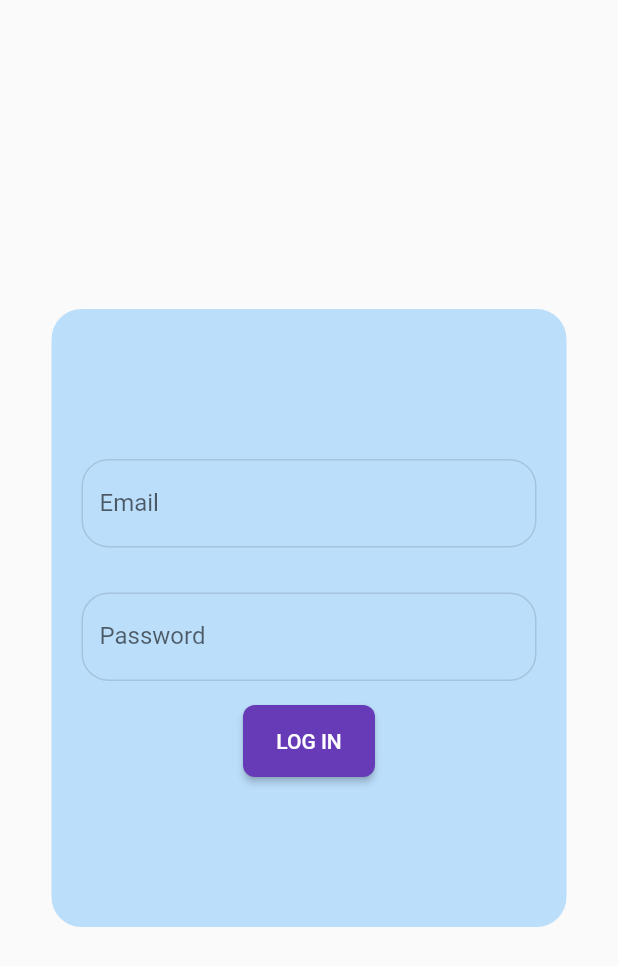
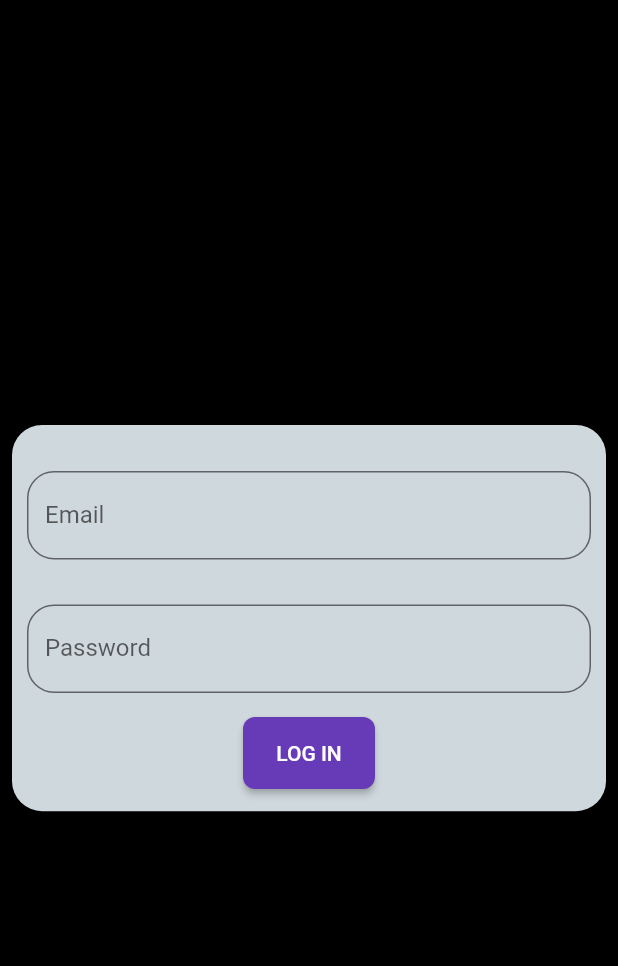
Before and after one commit to am-aakash/Authentication-with-bloc, a Flutter app: the screen it shows after launch, on a phone screen of 412 x 824 dp. Shown: the top 966 px of the screen. Run offline on Flutter 3.47's test engine with Material 2 defaults, Android fonts, the phone set to English and light mode, and no system bars; our stand-ins replace bloc, equatable, flutter_bloc, flutter_secure_storage.

Commit message:
UI improved

```diff
--- a/lib/screens/login.dart
+++ b/lib/screens/login.dart
@@ -8,9 +8,7 @@ class LoginPage extends StatelessWidget {
   @override
   Widget build(BuildContext context) {
     return Scaffold(
-      body: SafeArea(
-        minimum: EdgeInsets.all(15),
-        child: BlocBuilder<AuthBloc, AuthState>(
+      body: BlocBuilder<AuthBloc, AuthState>(
         builder: (context, state) {
           final authBloc = BlocProvider.of<AuthBloc>(context);
           if (state is NotAuthenticated) {
@@ -34,9 +32,8 @@ class LoginPage extends StatelessWidget {
               ],
             ));
           } else
-              return Center(child: Text("Some Unknown Error"));
+            return Center(child: CircularProgressIndicator());
         },
-        ),
       ),
     );
   }
@@ -99,32 +96,37 @@ class __SignInFormState extends State<_SignInForm> {
             );
           }
           return Scaffold(
+            backgroundColor: Colors.black,
             body: Center(
+              child: Padding(
+                padding: const EdgeInsets.all(8.0),
                 child: Form(
                   key: _key,
                   autovalidateMode: AutovalidateMode.onUserInteraction,
                   child: SingleChildScrollView(
                     child: Container(
-                    padding: EdgeInsets.only(left: 20, right: 20),
-                    height: MediaQuery.of(context).size.height / 2,
-                    width: MediaQuery.of(context).size.width / 1.2,
+                      padding: EdgeInsets.only(left: 10, right: 10),
+                      height: MediaQuery.of(context).size.height / 3.2,
+                      width: MediaQuery.of(context).size.width / 0.8,
                       alignment: Alignment.center,
                       decoration: BoxDecoration(
                         borderRadius: BorderRadius.circular(20),
-                      color: Colors.blue[100],
+                        color: Colors.blueGrey[100],
                       ),
                       child: Column(
                         mainAxisAlignment: MainAxisAlignment.center,
                         children: <Widget>[
+                          SizedBox(height: 16),
                           TextFormField(
                             decoration: InputDecoration(
                                 enabledBorder: OutlineInputBorder(
                                     borderRadius: BorderRadius.circular(18.0),
                                     borderSide:
-                                      BorderSide(color: Colors.black12)),
+                                        BorderSide(color: Colors.black54)),
                                 focusedBorder: OutlineInputBorder(
                                     borderRadius: BorderRadius.circular(18),
-                                  borderSide: BorderSide(color: Colors.black)),
+                                    borderSide:
+                                        BorderSide(color: Colors.black)),
                                 labelText: 'Email'),
                             controller: _emailController,
                             keyboardType: TextInputType.emailAddress,
@@ -142,7 +144,7 @@ class __SignInFormState extends State<_SignInForm> {
                                 enabledBorder: OutlineInputBorder(
                                     borderRadius: BorderRadius.circular(18.0),
                                     borderSide:
-                                      BorderSide(color: Colors.black12)),
+                                        BorderSide(color: Colors.black54)),
                                 focusedBorder: OutlineInputBorder(
                                     borderRadius: BorderRadius.circular(18),
                                     borderSide:
@@ -153,6 +155,8 @@ class __SignInFormState extends State<_SignInForm> {
                             validator: (value) {
                               if (value == null) {
                                 return 'Password is required.';
+                              } else if (value.length < 8) {
+                                return 'Password length should be greater than 8 chars';
                               }
                               return null;
                             },
@@ -175,6 +179,7 @@ class __SignInFormState extends State<_SignInForm> {
                   ),
                 ),
               ),
+            ),
           );
         },
       ),
```
Also changed, not shown: lib/screens/home.dart (+18 -6 lines), 1 other file. Lines whose indentation alone changed are shown as unchanged.
